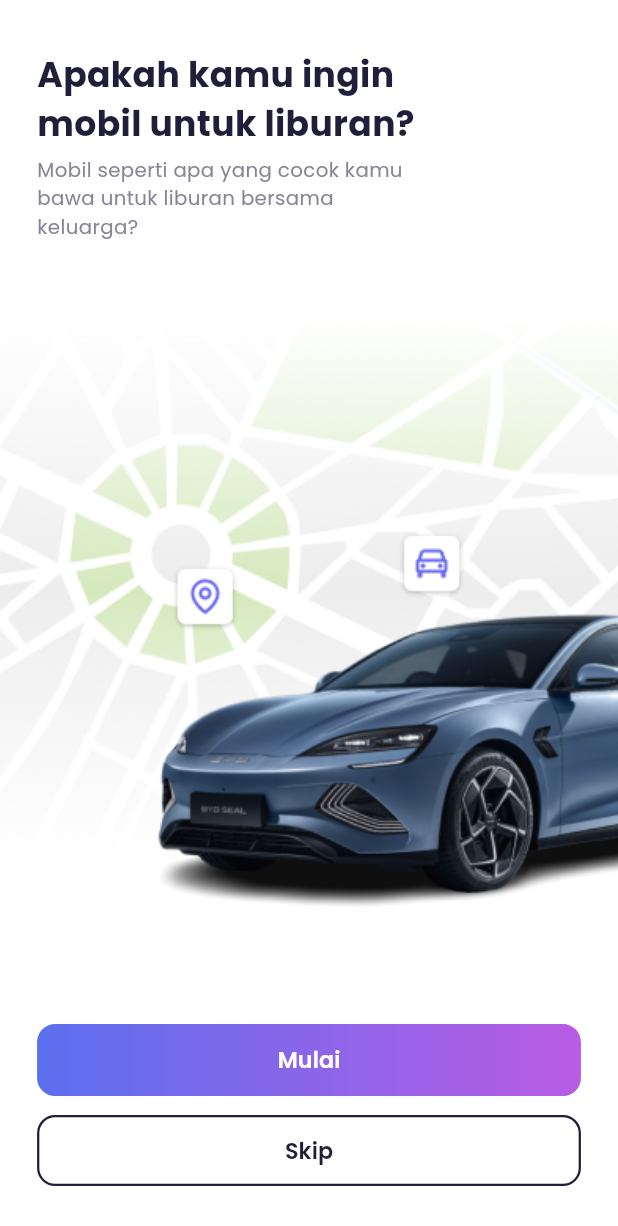
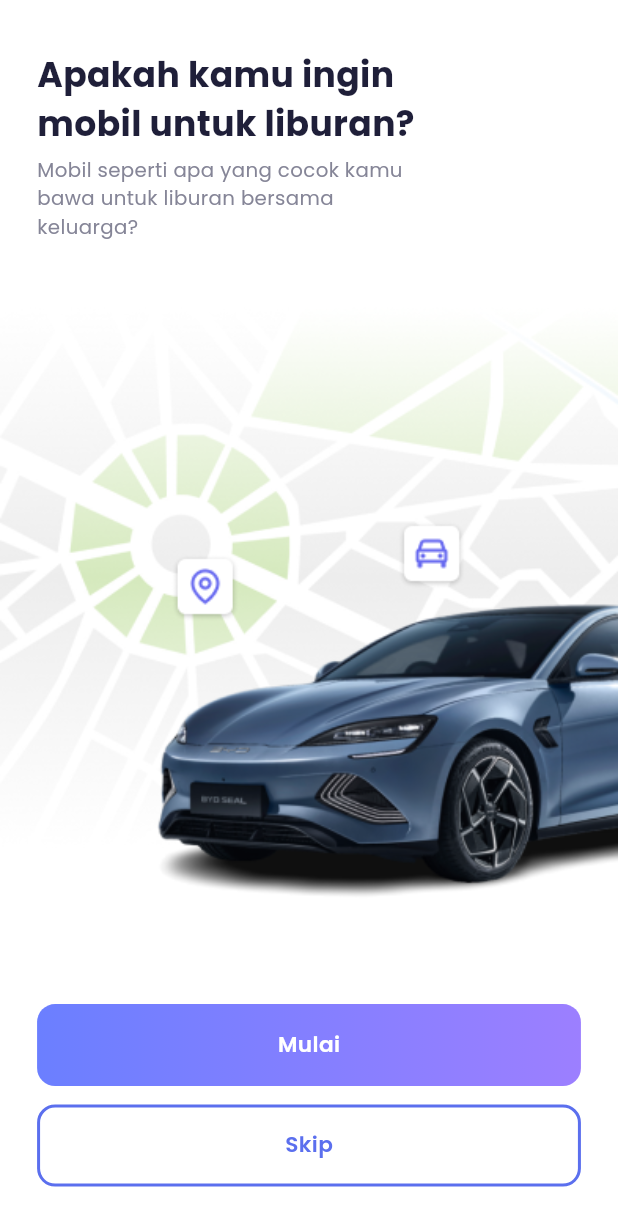
Before and after one commit to Why-sptr/Rent-App, a Flutter app: the screen it shows after launch, on a phone screen of 412 x 824 dp. Shown: the top 1226 px of the screen. Run offline on Flutter 3.47's test engine with Material 3 defaults, Android fonts, the phone set to English and light mode, and no system bars; our stand-ins replace flutter_map, google_fonts, latlong2, shared_preferences.

Commit message:
fix: adjust style button

```diff
--- a/lib/pages/history_detail_page.dart
+++ b/lib/pages/history_detail_page.dart
@@ -495,6 +495,10 @@ class HistoryDetailPage extends StatelessWidget {
                             ],
                           ),
                           borderRadius: BorderRadius.circular(12),
+                          border: Border.all(
+                            color: Colors.transparent,
+                            width: 2,
+                          ),
                         ),
                         child: Material(
                           color: Colors.transparent,
--- a/lib/pages/onboarding_page.dart
+++ b/lib/pages/onboarding_page.dart
@@ -71,11 +71,22 @@ class OnboardingPage extends StatelessWidget {
                     width: double.infinity,
                     child: Container(
                       decoration: BoxDecoration(
-                        gradient: AppColors.buttonGradient,
-                        borderRadius: BorderRadius.circular(AppConstants.borderRadiusMedium),
+                        gradient: const LinearGradient(
+                          colors: [
+                            AppColors.gradientStart1,
+                            AppColors.gradientEnd1,
+                          ],
                         ),
-                      child: ElevatedButton(
-                        onPressed: () {
+                        borderRadius: BorderRadius.circular(12),
+                        border: Border.all(
+                          color: Colors.transparent,
+                          width: 2,
+                        ),
+                      ),
+                      child: Material(
+                        color: Colors.transparent,
+                        child: InkWell(
+                          onTap: () {
                             Navigator.pushReplacement(
                               context,
                               MaterialPageRoute(
@@ -83,19 +94,20 @@ class OnboardingPage extends StatelessWidget {
                               ),
                             );
                           },
-                        style: ElevatedButton.styleFrom(
-                          backgroundColor: Colors.transparent,
-                          shadowColor: Colors.transparent,
-                          padding: EdgeInsets.symmetric(
-                            vertical: MediaQuery.of(context).size.height * 0.016,
-                          ),
-                          shape: RoundedRectangleBorder(
-                            borderRadius: BorderRadius.circular(AppConstants.borderRadiusMedium),
+                          borderRadius: BorderRadius.circular(12),
+                          child: Padding(
+                            padding: EdgeInsets.symmetric(vertical: MediaQuery.of(context).size.height * 0.018),
+                            child: Center(
+                              child: Text(
+                                'Mulai',
+                                style: TextStyle(
+                                  fontSize: MediaQuery.of(context).size.height * 0.0175,
+                                  fontWeight: FontWeight.w600,
+                                  color: AppColors.textWhite,
                                 ),
                               ),
-                        child: Text(
-                          'Mulai',
-                          style: AppTextStyles.button(context),
+                            ),
+                          ),
                         ),
                       ),
                     ),
@@ -105,8 +117,19 @@ class OnboardingPage extends StatelessWidget {
                   // Skip Button
                   SizedBox(
                     width: double.infinity,
-                    child: OutlinedButton(
-                      onPressed: () {
+                    child: Container(
+                      decoration: BoxDecoration(
+                        color: AppColors.backgroundWhite,
+                        borderRadius: BorderRadius.circular(12),
+                        border: Border.all(
+                          color: AppColors.primaryBlue,
+                          width: 2,
+                        ),
+                      ),
+                      child: Material(
+                        color: Colors.transparent,
+                        child: InkWell(
+                          onTap: () {
                             Navigator.pushReplacement(
                               context,
                               MaterialPageRoute(
@@ -114,22 +137,20 @@ class OnboardingPage extends StatelessWidget {
                               ),
                             );
                           },
-                      style: OutlinedButton.styleFrom(
-                        padding: EdgeInsets.symmetric(
-                          vertical: MediaQuery.of(context).size.height * 0.016,
-                        ),
-                        side: const BorderSide(
-                          color: AppColors.textPrimary,
-                          width: 1.5,
-                        ),
-                        shape: RoundedRectangleBorder(
-                          borderRadius: BorderRadius.circular(AppConstants.borderRadiusMedium),
+                          borderRadius: BorderRadius.circular(12),
+                          child: Padding(
+                            padding: EdgeInsets.symmetric(vertical: MediaQuery.of(context).size.height * 0.018),
+                            child: Center(
+                              child: Text(
+                                'Skip',
+                                style: TextStyle(
+                                  fontSize: MediaQuery.of(context).size.height * 0.0175,
+                                  fontWeight: FontWeight.w600,
+                                  color: AppColors.primaryBlue,
                                 ),
                               ),
-                      child: Text(
-                        'Skip',
-                        style: AppTextStyles.button(context).copyWith(
-                          color: AppColors.textPrimary,
+                            ),
+                          ),
                         ),
                       ),
                     ),
```
Also changed, not shown: lib/pages/edit_profile_page.dart (+53 -32 lines). Lines whose indentation alone changed are shown as unchanged.
